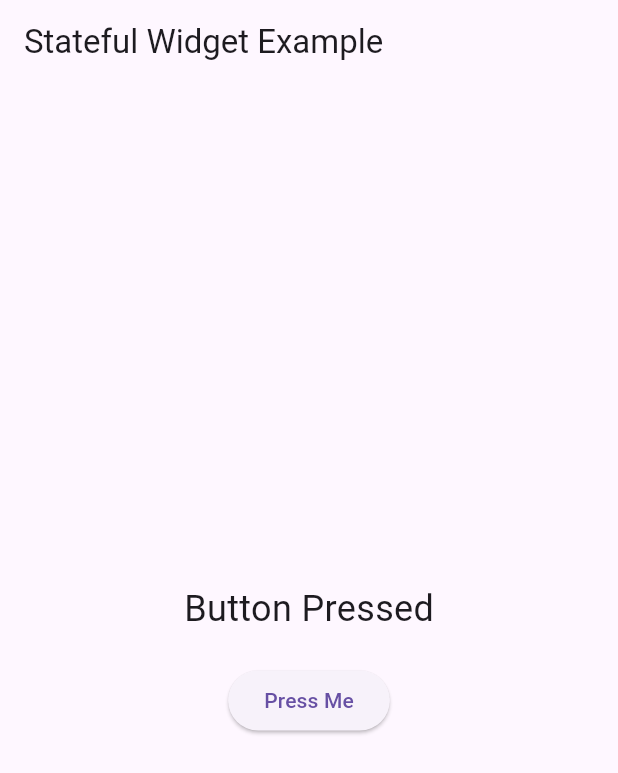
After one commit to Pulak5376/flutter_developmen_tracker, a Flutter app: the ButtonPressScreen screen opened directly, after a tap on "Press Me", on a phone screen of 412 x 824 dp. The commit adds this screen. Shown: the top 773 px of the screen. Run offline on Flutter 3.47's test engine with Material 3 defaults, Android fonts, the phone set to English and light mode, and no system bars; Roboto replaces fonts that are missing (RobotoMono).

Commit message:
problem2

```diff
--- a/lib/main.dart
+++ b/lib/main.dart
@@ -16,7 +16,7 @@ class MyApp extends StatelessWidget {
         textTheme: const TextTheme(
           bodyLarge: TextStyle(
             fontSize: 32,
-            color: Colors.deepPurple, // Custom color
+            color: Color.fromARGB(255, 19, 146, 135), // Custom color
           ),
         ),
       ),
--- /dev/null
+++ b/lib/problem2.dart
@@ -0,0 +1,55 @@
+import 'package:flutter/material.dart';
+
+void main() {
+  runApp(const MyApp());
+}
+
+class MyApp extends StatelessWidget {
+  const MyApp({super.key});
+
+  @override
+  Widget build(BuildContext context) {
+    return MaterialApp(
+      title: 'Stateful Button App',
+      home: const ButtonPressScreen(),
+      debugShowCheckedModeBanner: false,
+    );
+  }
+}
+
+class ButtonPressScreen extends StatefulWidget {
+  const ButtonPressScreen({super.key});
+
+  @override
+  State<ButtonPressScreen> createState() => _ButtonPressScreenState();
+}
+
+class _ButtonPressScreenState extends State<ButtonPressScreen> {
+  String displayText = 'Hello World!';
+
+  void _changeText() {
+    setState(() {
+      displayText = 'Button Pressed';
+    });
+  }
+
+  @override
+  Widget build(BuildContext context) {
+    return Scaffold(
+      appBar: AppBar(title: const Text('Stateful Widget Example')),
+      body: Center(
+        child: Column(
+          mainAxisAlignment: MainAxisAlignment.center,
+          children: [
+            Text(displayText, style: const TextStyle(fontSize: 24)),
+            const SizedBox(height: 20),
+            ElevatedButton(
+              onPressed: _changeText,
+              child: const Text('Press Me'),
+            ),
+          ],
+        ),
+      ),
+    );
+  }
+}
```
